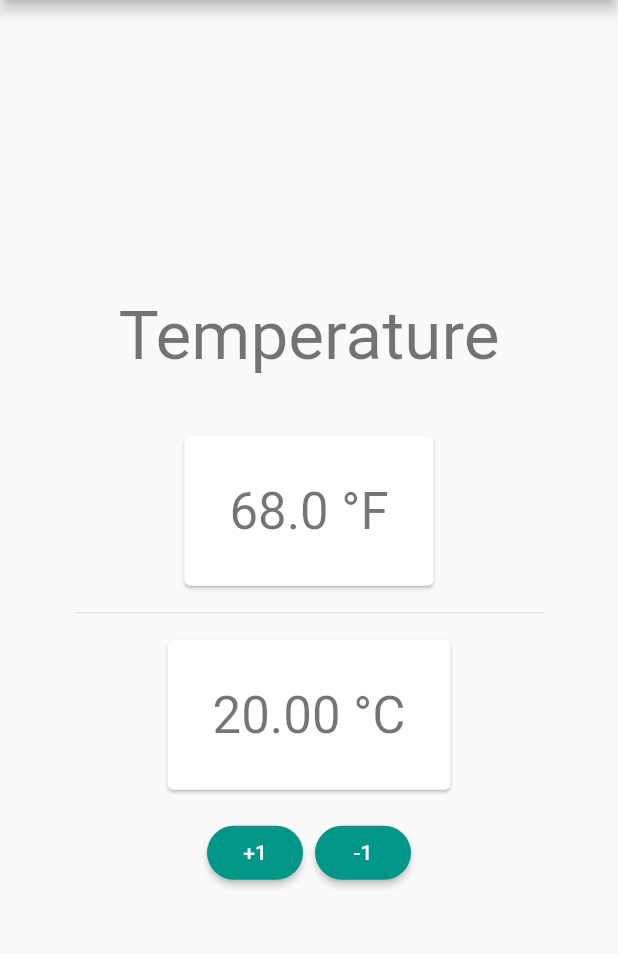
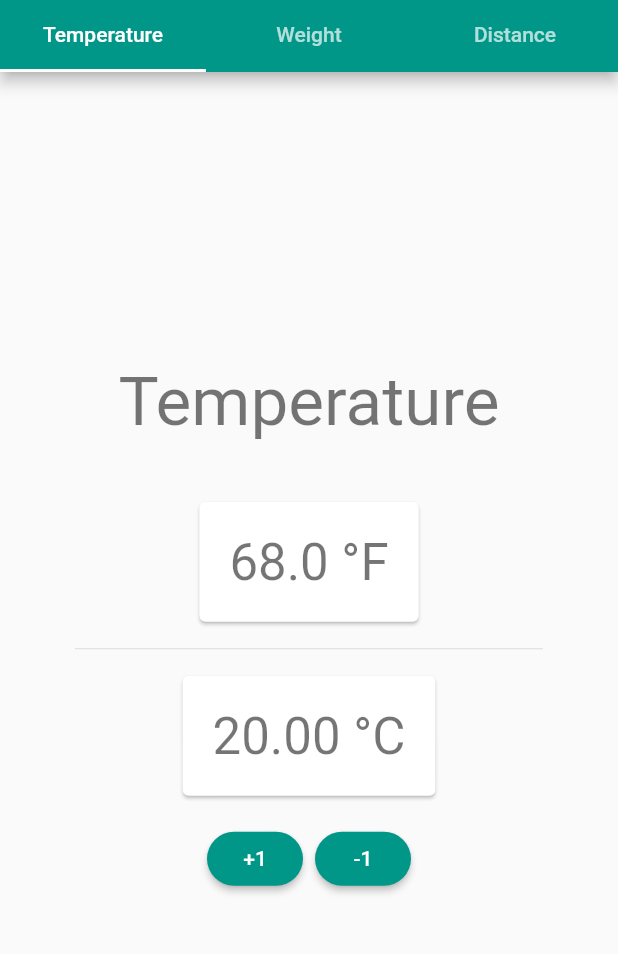
Before and after one commit to jvanord/metric-converter, a Flutter app: the screen it shows after launch, on a phone screen of 412 x 824 dp, the part 84-1038 px from its top. Run offline on Flutter 3.47's test engine with Material 2 defaults, Android fonts, the phone set to English and light mode, and no system bars.

Commit message:
modified for tabbed views

```diff
--- a/metric_converter/lib/main.dart
+++ b/metric_converter/lib/main.dart
@@ -1,5 +1,5 @@
 import 'package:flutter/material.dart';
-import 'views/home.dart';
+import 'views/tabbed_home.dart';
 
 void main() => runApp(MyApp());
 
@@ -11,7 +11,7 @@ class MyApp extends StatelessWidget {
       theme: ThemeData(
         primarySwatch: Colors.teal,
       ),
-      home: MyHomePage(title: 'Metric Converter'),
+      home: TabbedHomeWidget(title: 'Metric Converter'),
     );
   }
 }
--- /dev/null
+++ b/metric_converter/lib/views/tabbed_home.dart
@@ -0,0 +1,31 @@
+import 'package:flutter/material.dart';
+import 'package:metric_converter/views/tempurature.dart';
+
+class TabbedHomeWidget extends StatelessWidget{
+  TabbedHomeWidget({Key key, this.title}) : super(key: key);
+  final String title;
+  Widget build(BuildContext context){
+    return DefaultTabController(
+        length: 3,
+        child: Scaffold(
+          appBar: AppBar(
+            bottom: TabBar(
+              tabs: [
+                Tab(text: 'Temperature'),
+                Tab(text: 'Weight',),
+                Tab(text: 'Distance',),
+              ],
+            ),
+            title: Text(title),
+          ),
+          body: TabBarView(
+            children: [
+              TemperatureWidget(),
+              Center(child:Text('Weight', style: Theme.of(context).textTheme.display2)),
+              Center(child:Text('Distance', style: Theme.of(context).textTheme.display2)),
+            ],
+          ),
+        ),
+      );
+  }
+}
--- a/metric_converter/lib/views/tempurature.dart
+++ b/metric_converter/lib/views/tempurature.dart
@@ -54,7 +54,7 @@ class _TemperatureWidgetState extends State<TemperatureWidget> {
                 mainAxisAlignment: MainAxisAlignment.center,
                 children: <Widget>[
                   _inputCard(),
-                  VerticalDivider(),
+                  VerticalDivider(width: 5),
                   _outputCard(),
                 ],
               ),
@@ -80,7 +80,7 @@ class _TemperatureWidgetState extends State<TemperatureWidget> {
   Widget _inputCard() => Card(
         margin: EdgeInsets.all(10),
         child: Container(
-          padding: EdgeInsets.all(20),
+          padding: EdgeInsets.all(10),
           margin: EdgeInsets.all(10),
           child: Text(
             '$_farenheit \u00B0F',
@@ -92,7 +92,7 @@ class _TemperatureWidgetState extends State<TemperatureWidget> {
   Widget _outputCard() => Card(
         margin: EdgeInsets.all(10),
         child: Container(
-          padding: EdgeInsets.all(20),
+          padding: EdgeInsets.all(10),
           margin: EdgeInsets.all(10),
           child: Text(
             '${_celsius.toStringAsFixed(2)} \u00B0C',
```
